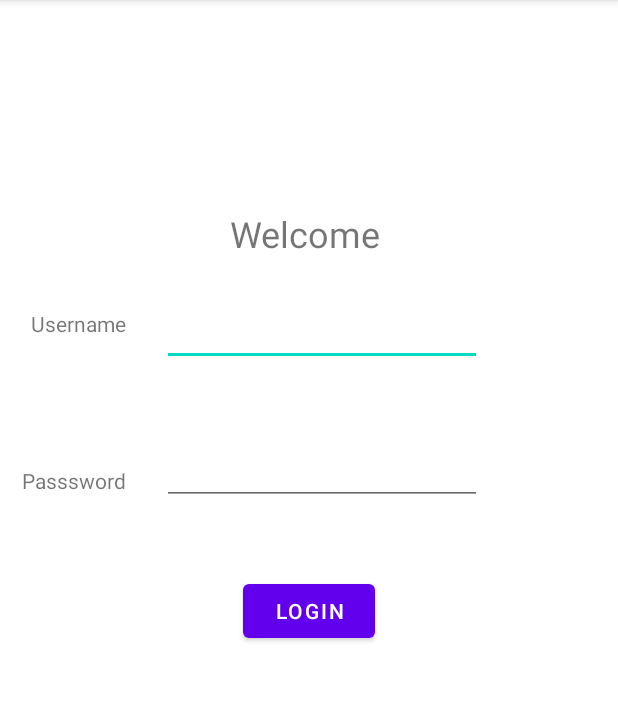
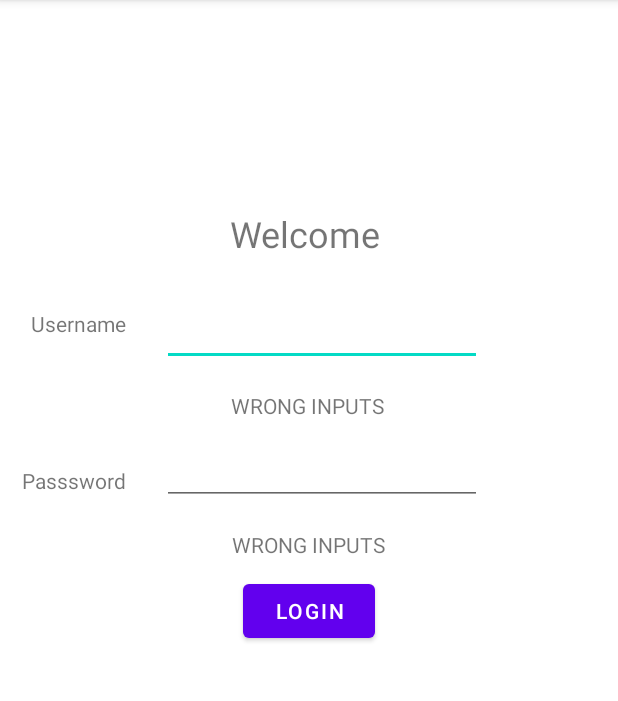
Before and after one commit to jackychulo/SignUpForm, an Android app: the screen it shows after launch (FormActivity), after a tap on "LOGIN", on a phone screen of 412 x 824 dp, the part 84-785 px from its top. Run offline under Robolectric (Android 15) with nearby library versions, the phone set to English and light mode, and no system bars.

```diff
--- a/app/src/main/java/edu/temple/signupform/FormActivity.java
+++ b/app/src/main/java/edu/temple/signupform/FormActivity.java
@@ -24,7 +24,20 @@ public class FormActivity extends AppCompatActivity {
         TextView wpas = findViewById(R.id.inv2);
 
         Button button = findViewById(R.id.button1);
-
+        button.setOnClickListener(v -> {
+            if(name.getText().toString().equals("admin") && pass.getText().toString().equals("admin")){
+                Toast.makeText(FormActivity.this,
+                        "WELCOME, "+name.getText().toString(),
+                        Toast.LENGTH_SHORT).show();
+                wuse.setVisibility(View.INVISIBLE);
+                wpas.setVisibility(View.INVISIBLE);
+            }else{
+                wuse.setText("WRONG INPUTS");
+                wpas.setText("WRONG INPUTS");
+                wuse.setVisibility(View.VISIBLE);
+                wpas.setVisibility(View.VISIBLE);
+            }
+        });
     }
 
 }
--- a/app/src/main/res/layout/activity_main.xml
+++ b/app/src/main/res/layout/activity_main.xml
@@ -30,7 +30,6 @@
         android:layout_marginTop="5dp"
         android:layout_marginEnd="162dp"
         android:layout_marginBottom="333dp"
-        android:onClick="login"
         android:text="@string/login"
         app:layout_constraintBottom_toBottomOf="parent"
         app:layout_constraintEnd_toEndOf="parent"
```
